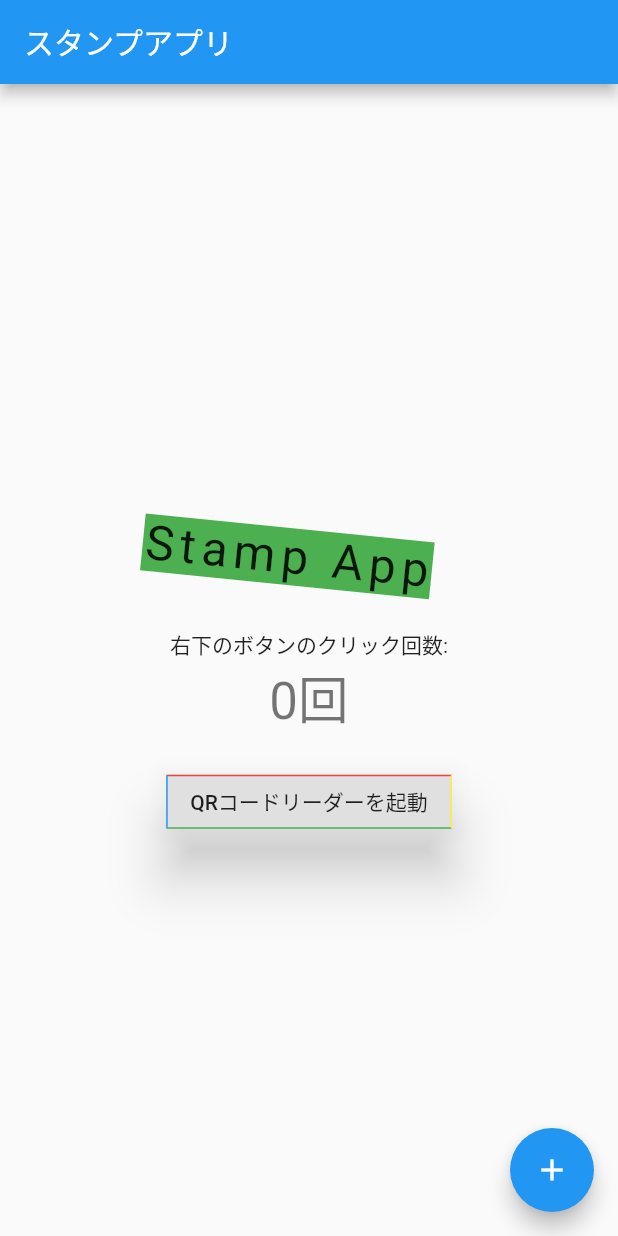
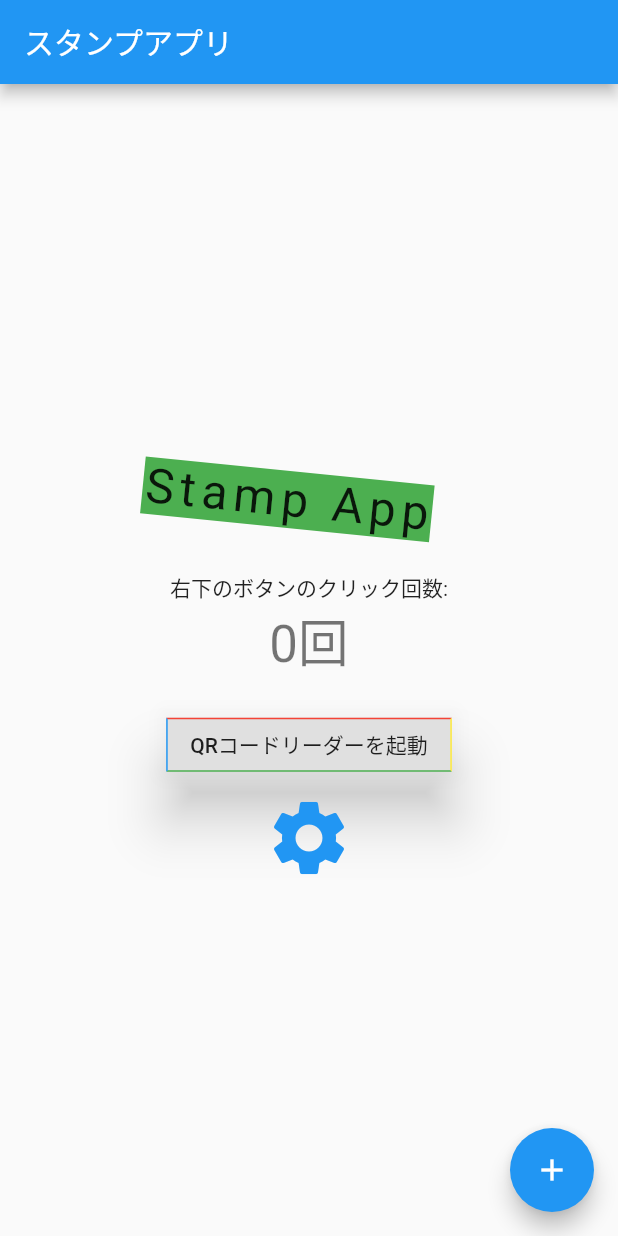
Before and after one commit to StampApp/StampApp, a Flutter app: the screen it shows after launch, on a phone screen of 412 x 824 dp. Run offline on Flutter 3.47's test engine with Material 2 defaults, Android fonts, the phone set to English and light mode, and no system bars; missing offline and left inert: barcode_scan.

Commit message:
歯車アイコンボタン追加とコンポーネント化

```diff
--- a/lib/View/sample.dart
+++ b/lib/View/sample.dart
@@ -7,6 +7,8 @@
 * Propsとは親から子に値を受け渡すための値
 */
 import 'package:flutter/material.dart';
+
+import '../Widget/SettingButton.dart';
 
 class SamplePage extends StatefulWidget {
   // コンストラクタで値を受け取るのと同じでいわゆるpropsのような使い方をする
@@ -48,7 +50,8 @@ class _SamplePageState extends State<SamplePage> {
               color: Colors.green,
               margin: EdgeInsets.fromLTRB(10, 20, 30, 40),
               transform: Matrix4.rotationZ(0.1),
-              child: Text('Stamp App',
+              child: Text(
+                'Stamp App',
                 style: TextStyle(
                   fontSize: 32.0,
                   fontStyle: FontStyle.normal,
@@ -78,8 +81,8 @@ class _SamplePageState extends State<SamplePage> {
                   bottom: BorderSide(color: Colors.green),
                 ),
                 splashColor: Colors.purpleAccent,
-              onPressed: _qrNavigate
-            )
+                onPressed: _qrNavigate),
+            SettingButton(),
           ],
         ),
       ),
--- /dev/null
+++ b/lib/Widget/SettingButton.dart
@@ -0,0 +1,19 @@
+import 'package:flutter/material.dart';
+
+class SettingButton extends StatelessWidget {
+  const SettingButton({
+    Key key,
+  }) : super(key: key);
+
+  @override
+  Widget build(BuildContext context) {
+    return IconButton(
+      icon: Icon(Icons.settings),
+      color: Colors.blue,
+      iconSize: 60,
+      onPressed: () {
+        Navigator.of(context).pushNamed('/qrReader');
+      },
+    );
+  }
+}
```
Lines whose indentation alone changed are shown as unchanged.
